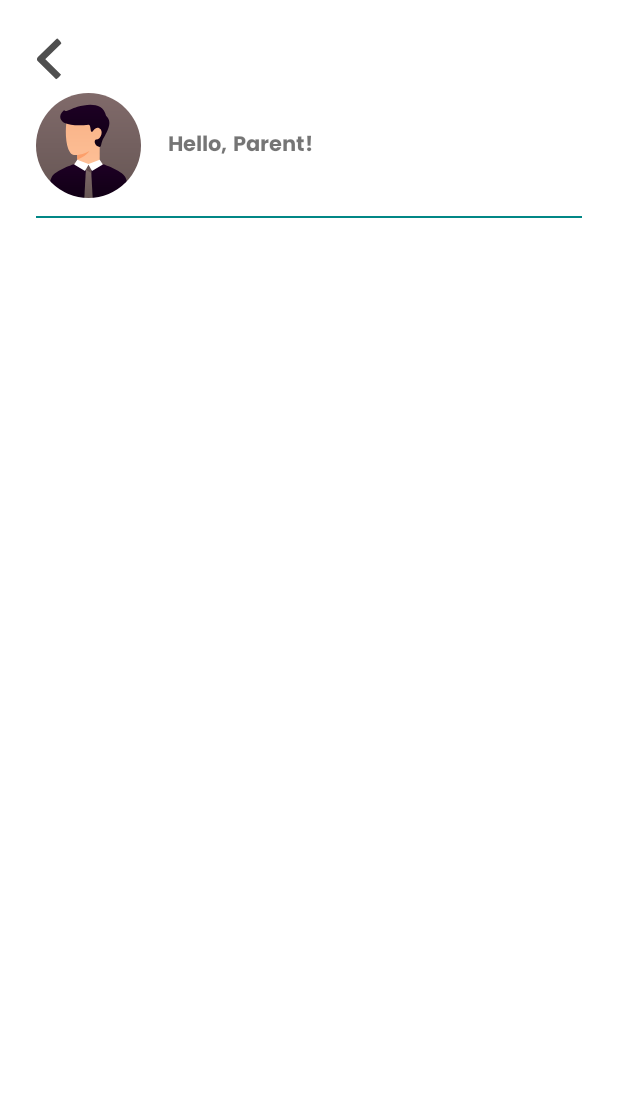
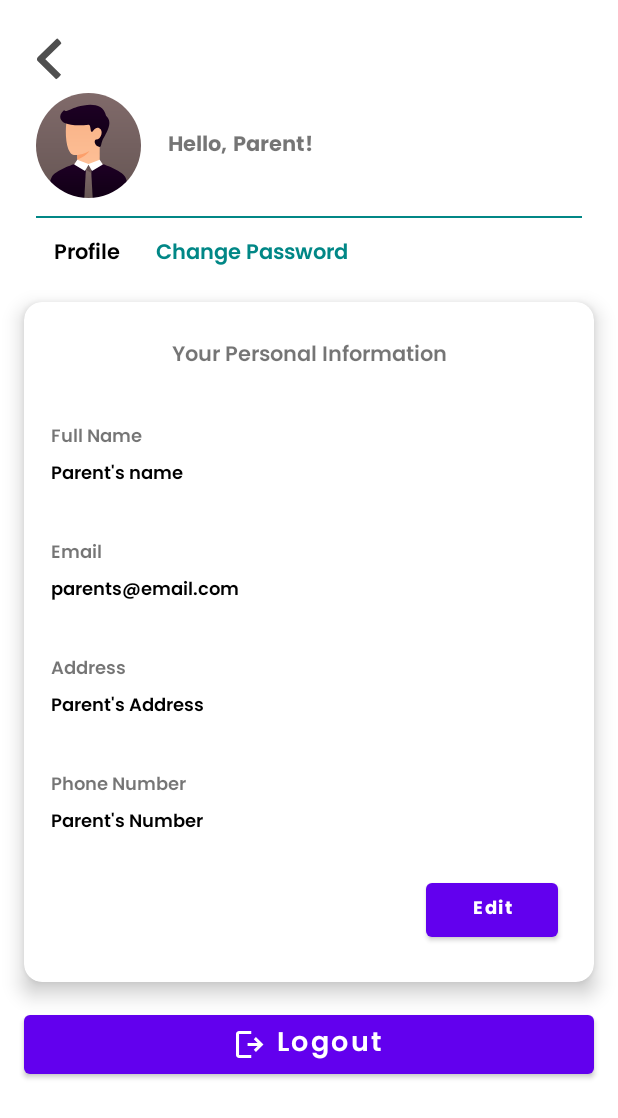
Before and after one commit to FikranAkbar/LingoParents, an Android app: the fragment AccountSettingFragment shown on its own in the app's theme, on a phone screen of 412 x 824 dp. Shown: the top 1118 px of the screen. Run offline under Robolectric (Android 15) with nearby library versions, the phone set to English and light mode, and no system bars; 1 statement that could not run was skipped.

Commit message:
implement tab layout and view pager in account setting fragment

```diff
--- a/app/src/main/java/com/glints/lingoparents/ui/accountsetting/AccountSettingFragment.kt
+++ b/app/src/main/java/com/glints/lingoparents/ui/accountsetting/AccountSettingFragment.kt
@@ -4,11 +4,14 @@ import android.os.Bundle
 import android.view.LayoutInflater
 import android.view.View
 import android.view.ViewGroup
+import androidx.activity.OnBackPressedCallback
 import androidx.annotation.StringRes
 import androidx.appcompat.app.AppCompatActivity
 import androidx.fragment.app.Fragment
+import androidx.navigation.fragment.findNavController
 import com.glints.lingoparents.R
 import com.glints.lingoparents.databinding.FragmentAccountSettingBinding
+import com.glints.lingoparents.ui.dashboard.DashboardActivity
 import com.google.android.material.tabs.TabLayoutMediator
 
 class AccountSettingFragment : Fragment(R.layout.fragment_account_setting) {
@@ -35,9 +38,26 @@ class AccountSettingFragment : Fragment(R.layout.fragment_account_setting) {
         viewPager2.adapter = sectionsPagerAdapter
         val tabs = binding.tabAccountSetting
         TabLayoutMediator(tabs, viewPager2) { tab, position ->
-            tab.text
+            tab.text = resources.getString(TAB_TITLES[position])
         }.attach()
 
-        return super.onCreateView(inflater, container, savedInstanceState)
+        activity?.onBackPressedDispatcher?.addCallback(viewLifecycleOwner,
+            object : OnBackPressedCallback(true) {
+                override fun handleOnBackPressed() {
+                    findNavController().popBackStack()
+                    (activity as DashboardActivity).showBottomNav(true)
+                }
+            })
+
+        (activity as DashboardActivity).showBottomNav(false)
+
+        binding.apply {
+            cvBackButton.setOnClickListener {
+                findNavController().popBackStack()
+                (activity as DashboardActivity).showBottomNav(true)
+            }
+        }
+
+        return binding.root
     }
 }
--- a/app/src/main/java/com/glints/lingoparents/ui/home/HomeFragment.kt
+++ b/app/src/main/java/com/glints/lingoparents/ui/home/HomeFragment.kt
@@ -98,6 +98,7 @@ class HomeFragment : Fragment(R.layout.fragment_home), ChildrenAdapter.OnItemCli
                         ChildrenItem("", "", "", "", ""),
                     )
                 )
+                isVerticalScrollBarEnabled = false
             }
         }
 
--- a/app/src/main/res/layout/fragment_account_setting.xml
+++ b/app/src/main/res/layout/fragment_account_setting.xml
@@ -3,7 +3,8 @@
     xmlns:app="http://schemas.android.com/apk/res-auto"
     xmlns:tools="http://schemas.android.com/tools"
     android:layout_width="match_parent"
-    android:layout_height="match_parent">
+    android:layout_height="match_parent"
+    tools:context=".ui.accountsetting.AccountSettingFragment">
 
     <androidx.cardview.widget.CardView
         android:id="@+id/cv_back_button"
@@ -83,13 +84,19 @@
         android:id="@+id/tab_account_setting"
         android:layout_width="wrap_content"
         android:layout_height="wrap_content"
+        app:tabSelectedTextColor="@color/black"
+        app:tabMode="fixed"
+        app:tabGravity="start"
+        app:tabIndicator="@null"
+        app:tabTextColor="@color/teal_700"
         app:layout_constraintStart_toStartOf="@id/line_separator"
-        app:layout_constraintTop_toBottomOf="@id/line_separator" />
+        app:layout_constraintTop_toBottomOf="@id/line_separator"
+        style="@style/AccountSettingTabsTextStyle" />
 
     <androidx.viewpager2.widget.ViewPager2
         android:id="@+id/view_pager_account_setting"
         android:layout_width="match_parent"
         android:layout_height="0dp"
-        app:layout_constraintTop_toBottomOf="@id/tab_account_setting"
-        app:layout_constraintBottom_toBottomOf="parent" />
+        app:layout_constraintBottom_toBottomOf="parent"
+        app:layout_constraintTop_toBottomOf="@id/tab_account_setting" />
 </androidx.constraintlayout.widget.ConstraintLayout>
--- a/app/src/main/res/layout/fragment_profile.xml
+++ b/app/src/main/res/layout/fragment_profile.xml
@@ -79,12 +79,12 @@
                     android:layout_marginTop="4dp"
                     android:ellipsize="end"
                     android:fontFamily="@font/poppins_w600"
+                    android:text="@string/parent_s_name"
                     android:textColor="@color/black"
                     android:textSize="12sp"
                     app:layout_constraintEnd_toEndOf="parent"
                     app:layout_constraintStart_toStartOf="parent"
-                    app:layout_constraintTop_toBottomOf="@id/tv_full_name_title"
-                    tools:text="Parent's name" />
+                    app:layout_constraintTop_toBottomOf="@id/tv_full_name_title" />
 
                 <TextView
                     android:id="@+id/tv_email_title"
@@ -106,12 +106,12 @@
                     android:layout_marginTop="4dp"
                     android:ellipsize="end"
                     android:fontFamily="@font/poppins_w600"
+                    android:text="@string/parents_email_com"
                     android:textColor="@color/black"
                     android:textSize="12sp"
                     app:layout_constraintEnd_toEndOf="parent"
                     app:layout_constraintStart_toStartOf="parent"
-                    app:layout_constraintTop_toBottomOf="@id/tv_email_title"
-                    tools:text="parents@email.com" />
+                    app:layout_constraintTop_toBottomOf="@id/tv_email_title" />
 
                 <TextView
                     android:id="@+id/tv_address_title"
@@ -133,12 +133,12 @@
                     android:layout_marginTop="4dp"
                     android:ellipsize="end"
                     android:fontFamily="@font/poppins_w600"
+                    android:text="@string/parent_s_address"
                     android:textColor="@color/black"
                     android:textSize="12sp"
                     app:layout_constraintEnd_toEndOf="parent"
                     app:layout_constraintStart_toStartOf="parent"
-                    app:layout_constraintTop_toBottomOf="@id/tv_address_title"
-                    tools:text="Parent's Address" />
+                    app:layout_constraintTop_toBottomOf="@id/tv_address_title" />
 
                 <com.google.android.material.textfield.TextInputLayout
                     android:id="@+id/tf_address"
@@ -183,12 +183,12 @@
                     android:layout_marginTop="4dp"
                     android:ellipsize="end"
                     android:fontFamily="@font/poppins_w600"
+                    android:text="@string/parent_s_number"
                     android:textColor="@color/black"
                     android:textSize="12sp"
                     app:layout_constraintEnd_toEndOf="parent"
                     app:layout_constraintStart_toStartOf="parent"
-                    app:layout_constraintTop_toBottomOf="@id/tv_phone_number_title"
-                    tools:text="Parent's Number" />
+                    app:layout_constraintTop_toBottomOf="@id/tv_phone_number_title" />
 
                 <com.google.android.material.textfield.TextInputLayout
                     android:id="@+id/tf_phone_number"
--- a/app/src/main/res/menu/dashboard_app_bar_menu.xml
+++ b/app/src/main/res/menu/dashboard_app_bar_menu.xml
@@ -7,5 +7,4 @@
         android:icon="@drawable/ic_baseline_account_circle_24"
         app:showAsAction="ifRoom"
         android:title="@string/acoount_setting" />
-
 </menu>
--- a/app/src/main/res/menu/dashboard_bottom_nav_menu.xml
+++ b/app/src/main/res/menu/dashboard_bottom_nav_menu.xml
@@ -23,7 +23,7 @@
         android:title="@string/course" />
 
     <item
-        android:id="@+id/changePasswordFragment"
+        android:id="@+id/splashFragment"
         android:icon="@drawable/ic_progress"
         android:title="@string/progress" />
 
--- a/app/src/main/res/values/strings.xml
+++ b/app/src/main/res/values/strings.xml
@@ -50,4 +50,8 @@
     <string name="parent">Parent!</string>
     <string name="account_setting_tab_text_1">Profile</string>
     <string name="account_setting_tab_text_2">Change Password</string>
+    <string name="parent_s_name">Parent\'s name</string>
+    <string name="parents_email_com">parents@email.com</string>
+    <string name="parent_s_address">Parent\'s Address</string>
+    <string name="parent_s_number">Parent\'s Number</string>
 </resources>
--- a/app/src/main/res/values/themes.xml
+++ b/app/src/main/res/values/themes.xml
@@ -112,4 +112,13 @@
         <item name="cornerSizeBottomRight">12dp</item>
         <item name="cornerSizeBottomLeft">12dp</item>
     </style>
+
+    <style name="AccountSettingTabsTextStyle" parent="@style/Widget.MaterialComponents.TabLayout">
+        <item name="tabTextAppearance">@style/TextAppearance_tabs_account_setting</item>
+    </style>
+
+    <style name="TextAppearance_tabs_account_setting" parent="">
+        <item name="fontFamily">@font/poppins_w600</item>
+        <item name="android:textSize">14sp</item>
+    </style>
 </resources>
```
Also changed, not shown: app/src/main/java/com/glints/lingoparents/ui/dashboard/DashboardActivity.kt (+33 -2 lines), app/src/main/res/navigation/dashboard_nav_graph.xml (+4 -3 lines).
